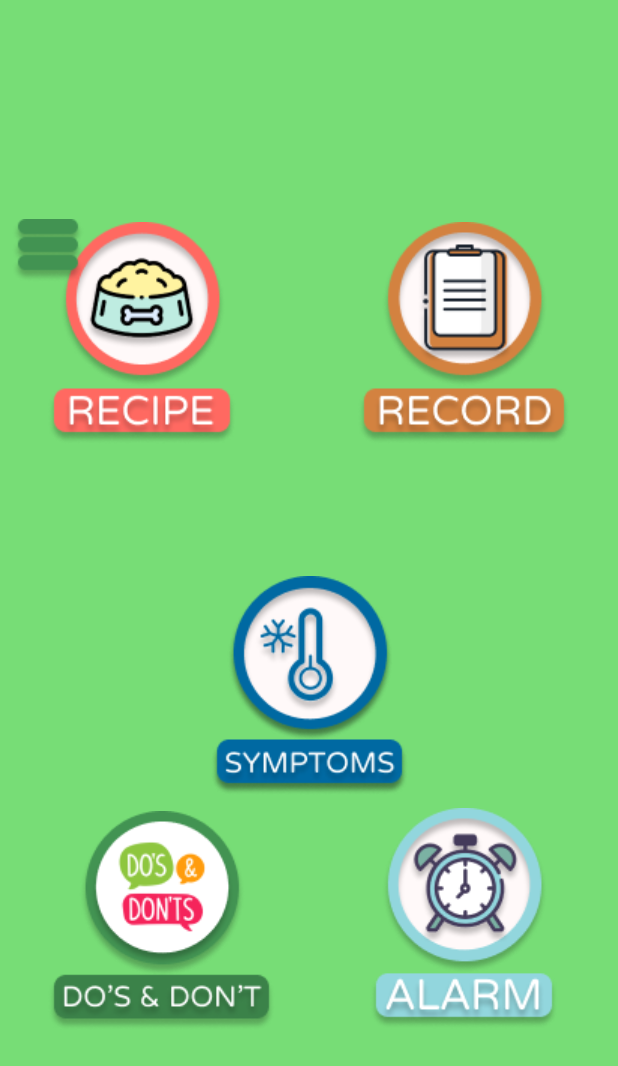
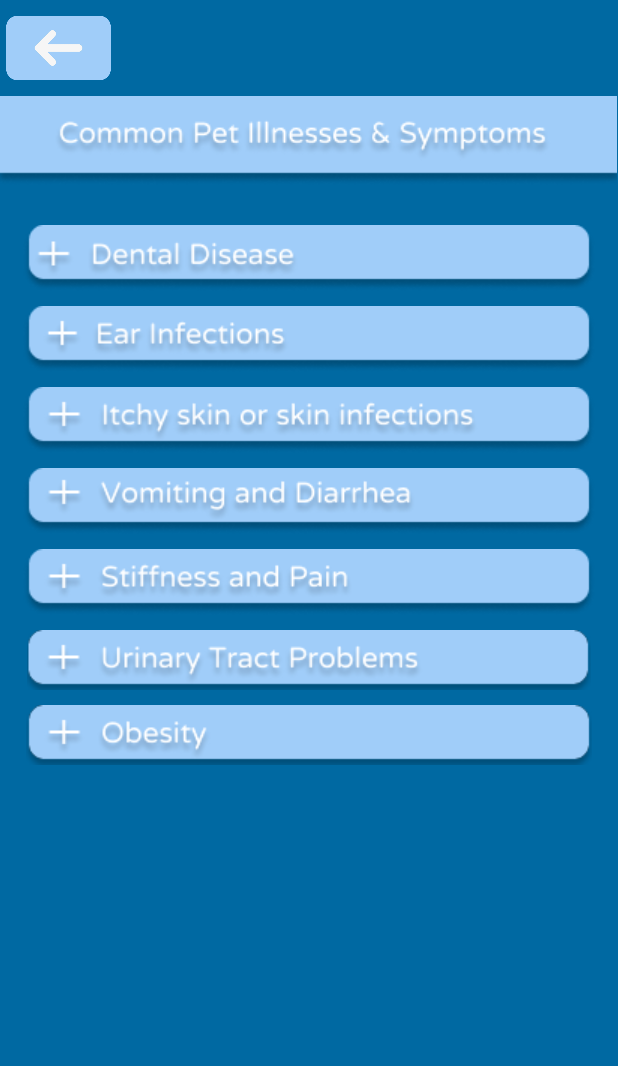
Before and after one commit to svennn-7836/Alagang.Kalinga__Pet-Care-App, an Android app: the MenuActivity screen opened directly, with no data from a screen before it, after a tap on "symptoms", on a phone screen of 412 x 824 dp. Shown: the top 1066 px of the screen. Run offline under Robolectric (Android 15) with nearby library versions, the light colour scheme and no system bars.

Commit message:
UI for Symptoms

```diff
--- a/app/src/main/AndroidManifest.xml
+++ b/app/src/main/AndroidManifest.xml
@@ -33,6 +33,10 @@
         </activity>
         <activity
             android:name=".DosDontsActivity"
+            android:exported="true">
+        </activity>
+        <activity
+            android:name=".SymptomsActivity"
             android:exported="true">
         </activity>
         <activity
--- a/app/src/main/java/com/example/alagatkalinga/DosDontsActivity.kt
+++ b/app/src/main/java/com/example/alagatkalinga/DosDontsActivity.kt
@@ -67,6 +67,11 @@ class DosDontsActivity : AppCompatActivity() {
     override fun onCreate(savedInstanceState: Bundle?) {
         super.onCreate(savedInstanceState)
         setContentView(R.layout.activity_dosdonts_activity)
+
+        val backButton: ImageView = findViewById(R.id.BackGreen1)
+        backButton.setOnClickListener {
+            onBackPressed()
+        }
 
         // Initialize the ImageView elements
         dos1 = findViewById(R.id.dos1)
@@ -3451,7 +3456,7 @@ class DosDontsActivity : AppCompatActivity() {
         dos13.visibility = View.VISIBLE
         dosw13.visibility = View.INVISIBLE
         dosc13.visibility = View.INVISIBLE
-        dos14.visibility = View.VISIBLE
+        dos14.visibility = View.INVISIBLE
         dosw14.visibility = View.VISIBLE
         dosc14.visibility = View.VISIBLE
 
--- a/app/src/main/java/com/example/alagatkalinga/MenuActivity.kt
+++ b/app/src/main/java/com/example/alagatkalinga/MenuActivity.kt
@@ -21,6 +21,11 @@ class MenuActivity : AppCompatActivity() {
             val intent = Intent(this, DosDontsActivity::class.java)
             startActivity(intent)
         }
+        val symptomsImage: ImageView = findViewById(R.id.symptomsImage)
+        symptomsImage.setOnClickListener {
+            val intent = Intent(this, SymptomsActivity::class.java)
+            startActivity(intent)
+        }
 
         // Add your activity setup code here
     }
--- /dev/null
+++ b/app/src/main/java/com/example/alagatkalinga/SymptomsActivity.kt
@@ -0,0 +1,18 @@
+package com.example.alagatkalinga
+
+import android.os.Bundle
+import android.widget.ImageView
+import androidx.appcompat.app.AppCompatActivity
+
+class SymptomsActivity : AppCompatActivity() {
+
+    override fun onCreate(savedInstanceState: Bundle?) {
+        super.onCreate(savedInstanceState)
+        setContentView(R.layout.activity_symptoms)
+
+        val backButton: ImageView = findViewById(R.id.BackBlue1)
+        backButton.setOnClickListener {
+            onBackPressed()
+        }
+    }
+}
--- a/app/src/main/res/layout/activity_dosdonts_activity.xml
+++ b/app/src/main/res/layout/activity_dosdonts_activity.xml
@@ -15,7 +15,7 @@
 
         <ImageView
             android:id="@+id/BackGreen1"
-            android:layout_width="88dp"
+            android:layout_width="70dp"
             android:layout_height="56dp"
             android:layout_marginStart="4dp"
             android:layout_marginTop="4dp"
--- /dev/null
+++ b/app/src/main/res/layout/activity_symptoms.xml
@@ -0,0 +1,135 @@
+<?xml version="1.0" encoding="utf-8"?>
+<ScrollView
+    xmlns:android="http://schemas.android.com/apk/res/android"
+    xmlns:app="http://schemas.android.com/apk/res-auto"
+    xmlns:tools="http://schemas.android.com/tools"
+    android:layout_width="match_parent"
+    android:layout_height="match_parent"
+    android:background="@color/dblue">
+
+    <androidx.constraintlayout.widget.ConstraintLayout
+        android:layout_width="match_parent"
+        android:layout_height="wrap_content"
+        android:background="@color/dblue"
+        tools:context=".MainActivity">
+
+        <ImageView
+            android:id="@+id/BackBlue1"
+            android:layout_width="70dp"
+            android:layout_height="56dp"
+            android:layout_marginStart="4dp"
+            android:layout_marginTop="4dp"
+            android:clickable="true"
+            android:contentDescription="BackBlue1"
+            android:onClick="onBackGreen1Click"
+            android:src="@drawable/backblue"
+            app:layout_constraintStart_toStartOf="parent"
+            app:layout_constraintTop_toTopOf="parent"
+            app:layout_constraintVertical_weight="5"
+            tools:ignore="ContentDescription" />
+
+        <ImageView
+            android:layout_width="wrap_content"
+            android:layout_height="wrap_content"
+            android:layout_marginTop="64dp"
+            android:src="@drawable/symptomstitlepage"
+            app:layout_constraintStart_toStartOf="parent"
+            app:layout_constraintTop_toTopOf="parent" />
+
+
+        <ImageView
+            android:id="@+id/symp1"
+            android:layout_width="wrap_content"
+            android:layout_height="wrap_content"
+            android:src="@drawable/symp1"
+            android:layout_marginTop="150dp"
+            app:layout_constraintEnd_toEndOf="parent"
+            app:layout_constraintStart_toStartOf="parent"
+            app:layout_constraintTop_toTopOf="parent"
+            android:onClick="onSymp11Click" />
+
+
+        <ImageView
+            android:id="@+id/symp2"
+            android:layout_width="wrap_content"
+            android:layout_height="wrap_content"
+            android:src="@drawable/symp2"
+            android:layout_marginTop="10dp"
+            app:layout_constraintEnd_toEndOf="parent"
+            app:layout_constraintStart_toStartOf="parent"
+            app:layout_constraintTop_toBottomOf="@+id/symp1"
+            android:visibility="visible"
+            android:onClick="onSymp2Click" />
+
+
+
+        <ImageView
+            android:id="@+id/symp3"
+            android:layout_width="wrap_content"
+            android:layout_height="wrap_content"
+            android:src="@drawable/symp3"
+            android:layout_marginTop="10dp"
+            app:layout_constraintEnd_toEndOf="parent"
+            app:layout_constraintStart_toStartOf="parent"
+            app:layout_constraintTop_toBottomOf="@+id/symp2"
+            android:visibility="visible"
+            android:onClick="onSymp3Click" />
+
+
+
+        <ImageView
+            android:id="@+id/symp4"
+            android:layout_width="wrap_content"
+            android:layout_height="wrap_content"
+            android:src="@drawable/symp4"
+            android:layout_marginTop="10dp"
+            app:layout_constraintEnd_toEndOf="parent"
+            app:layout_constraintStart_toStartOf="parent"
+            app:layout_constraintTop_toBottomOf="@+id/symp3"
+            android:visibility="visible"
+            android:onClick="onSymp4Click" />
+
+        <ImageView
+            android:id="@+id/symp5"
+            android:layout_width="wrap_content"
+            android:layout_height="wrap_content"
+            android:src="@drawable/symp5"
+            android:layout_marginTop="10dp"
+            app:layout_constraintEnd_toEndOf="parent"
+            app:layout_constraintStart_toStartOf="parent"
+            app:layout_constraintTop_toBottomOf="@+id/symp4"
+            android:visibility="visible"
+            android:onClick="onSymp5Click" />
+
+        <ImageView
+            android:id="@+id/symp6"
+            android:layout_width="wrap_content"
+            android:layout_height="wrap_content"
+            android:src="@drawable/symp6"
+            android:layout_marginTop="10dp"
+            app:layout_constraintEnd_toEndOf="parent"
+            app:layout_constraintStart_toStartOf="parent"
+            app:layout_constraintTop_toBottomOf="@+id/symp5"
+            android:visibility="visible"
+            android:onClick="onSymp6Click" />
+
+
+        <ImageView
+            android:id="@+id/symp7"
+            android:layout_width="wrap_content"
+            android:layout_height="wrap_content"
+            android:src="@drawable/symp7"
+            android:layout_marginTop="10dp"
+            app:layout_constraintEnd_toEndOf="parent"
+            app:layout_constraintStart_toStartOf="parent"
+            app:layout_constraintTop_toBottomOf="@+id/symp6"
+            android:visibility="visible"
+            android:onClick="onSymp7Click" />
+
+
+
+
+        <!-- Add the remaining ImageView elements for dos3, dos4, dos5, etc. -->
+
+    </androidx.constraintlayout.widget.ConstraintLayout>
+</ScrollView>
--- a/app/src/main/res/values/colors.xml
+++ b/app/src/main/res/values/colors.xml
@@ -8,5 +8,6 @@
     <color name="red">#FF6961</color>
     <color name="darkred">#DF1D2D</color>
     <color name="dgreen">#3B8249</color>
+    <color name="dblue">#0069A2</color>
 
 </resources>
```
Also changed, not shown: app/src/main/res/drawable/backblue.png (added), app/src/main/res/drawable/symp1.png (added), app/src/main/res/drawable/symp2.png (added), app/src/main/res/drawable/symp3.png (added), app/src/main/res/drawable/symp4.png (added), app/src/main/res/drawable/symp5.png (added), app/src/main/res/drawable/symp6.png (added), app/src/main/res/drawable/symp7.png (added), app/src/main/res/drawable/symptomstitlepage.png (added).
